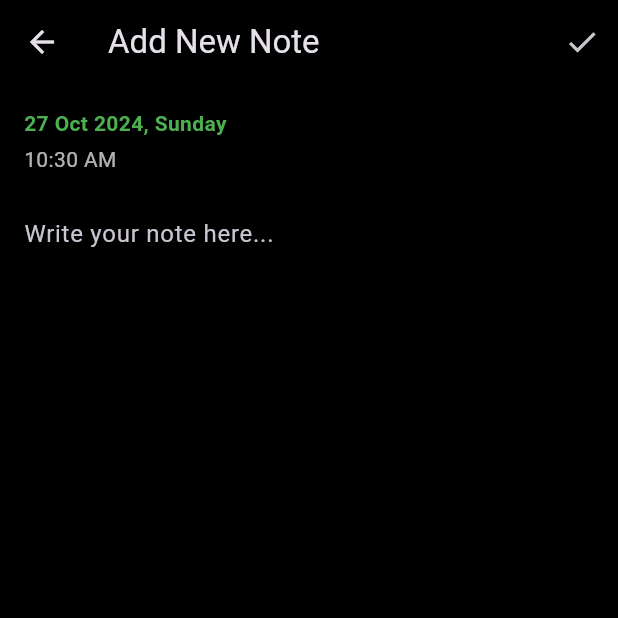
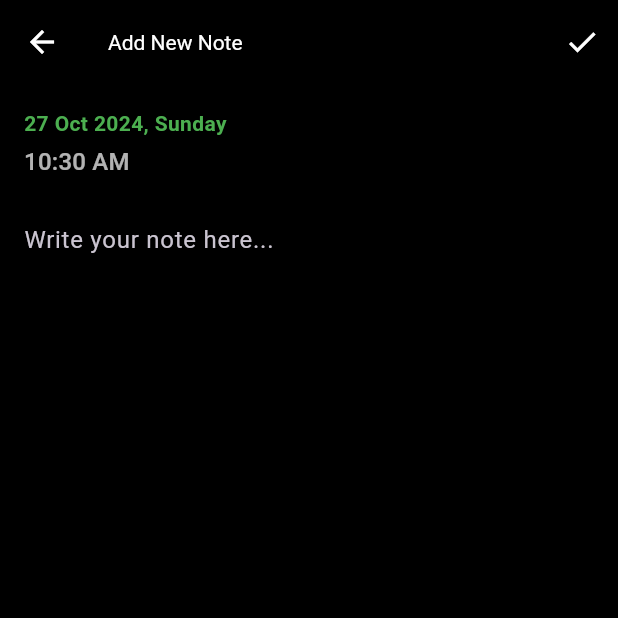
Before and after one commit to Parth-RK/dear_diary, a Flutter app: the screen it shows after launch, after a tap on the "add" icon, on a phone screen of 412 x 824 dp, the top half of it. Run offline on Flutter 3.47's test engine with Material 3 defaults, Android fonts, the phone set to English and light mode, and no system bars; missing offline and left inert: mongo_dart.

Commit message:
theme.dart now manages every color in the app

```diff
--- a/lib/config/theme.dart
+++ b/lib/config/theme.dart
@@ -1,14 +1,91 @@
+// theme.dart
 import 'package:flutter/material.dart';
+
+class AppColors {
+  // Primary colors
+  static const primaryColor = Colors.green;
+  static const primaryColorLight = Colors.white;
+  static const primaryColorDark = Colors.black;
+
+  // Text colors
+  static const primaryTextLight = Colors.white;
+  static const primaryTextDark = Colors.black;
+  static const secondaryTextLight = Colors.white70;
+  static const secondaryTextDark = Colors.black87;
+
+  // UI element colors
+  static const dividerColorLight = Color(0xFFE0E0E0);
+  static const dividerColorDark = Color(0xFF424242);
+  static const cardBackgroundLight = Colors.white;
+  static const cardBackgroundDark = Colors.black;
+
+  // Action colors
+  static const deleteColor = Colors.red;
+  static const actionButtonColor = Colors.green;
+
+  // Navigation colors
+  static const navigationSelectedLight = Colors.black;
+  static const navigationUnselectedLight = Colors.grey;
+  static const navigationSelectedDark = Colors.white;
+  static const navigationUnselectedDark = Colors.grey;
+}
 
 class AppTheme {
   static final ThemeData darkTheme = ThemeData.dark().copyWith(
-    primaryColor: Colors.black,
-    scaffoldBackgroundColor: Colors.black,
+    primaryColor: AppColors.primaryColorDark,
+    scaffoldBackgroundColor: AppColors.primaryColorDark,
     appBarTheme: const AppBarTheme(
-      backgroundColor: Colors.black,
+      backgroundColor: AppColors.primaryColorDark,
+      titleTextStyle: TextStyle(color: AppColors.primaryTextLight),
+      iconTheme: IconThemeData(color: AppColors.primaryTextLight),
     ),
     floatingActionButtonTheme: const FloatingActionButtonThemeData(
-      backgroundColor: Colors.green,
+      backgroundColor: AppColors.actionButtonColor,
+    ),
+    bottomNavigationBarTheme: const BottomNavigationBarThemeData(
+      backgroundColor: AppColors.primaryColorDark,
+      selectedItemColor: AppColors.navigationSelectedDark,
+      unselectedItemColor: AppColors.navigationUnselectedDark,
+    ),
+    textTheme: const TextTheme(
+      bodyLarge: TextStyle(color: AppColors.primaryTextLight),
+      bodyMedium: TextStyle(color: AppColors.primaryTextLight),
+      titleMedium: TextStyle(color: AppColors.secondaryTextLight),
+    ),
+    dividerTheme: const DividerThemeData(
+      color: AppColors.dividerColorDark,
+    ),
+    cardTheme: const CardTheme(
+      color: AppColors.cardBackgroundDark,
+    ),
+  );
+
+  static final ThemeData lightTheme = ThemeData.light().copyWith(
+    primaryColor: AppColors.primaryColorLight,
+    scaffoldBackgroundColor: AppColors.primaryColorLight,
+    appBarTheme: const AppBarTheme(
+      backgroundColor: AppColors.primaryColorLight,
+      titleTextStyle: TextStyle(color: AppColors.primaryTextDark),
+      iconTheme: IconThemeData(color: AppColors.primaryTextDark),
+    ),
+    floatingActionButtonTheme: const FloatingActionButtonThemeData(
+      backgroundColor: AppColors.actionButtonColor,
+    ),
+    bottomNavigationBarTheme: const BottomNavigationBarThemeData(
+      backgroundColor: AppColors.primaryColorLight,
+      selectedItemColor: AppColors.navigationSelectedLight,
+      unselectedItemColor: AppColors.navigationUnselectedLight,
+    ),
+    textTheme: const TextTheme(
+      bodyLarge: TextStyle(color: AppColors.primaryTextDark),
+      bodyMedium: TextStyle(color: AppColors.primaryTextDark),
+      titleMedium: TextStyle(color: AppColors.secondaryTextDark),
+    ),
+    dividerTheme: const DividerThemeData(
+      color: AppColors.dividerColorLight,
+    ),
+    cardTheme: const CardTheme(
+      color: AppColors.cardBackgroundLight,
     ),
   );
 }
--- a/lib/screens/editor/add_edit_note_page.dart
+++ b/lib/screens/editor/add_edit_note_page.dart
@@ -1,4 +1,5 @@
 import 'package:flutter/material.dart';
+import 'package:dear_diary/config/theme.dart';
 import 'package:intl/intl.dart';
 import 'package:dear_diary/models/journal_entry.dart';
 
@@ -57,12 +58,13 @@ class _AddOrEditNotePageState extends State<AddOrEditNotePage> {
           children: [
             Text(
               '${DateFormat('dd MMM yyyy').format(_currentDate)}, ${DateFormat('EEEE').format(_currentDate)}',
-              style: const TextStyle(color: Colors.green, fontWeight: FontWeight.bold),
+              style: const TextStyle(color: AppColors.primaryColor, fontWeight: FontWeight.bold),
+
             ),
             const SizedBox(height: 4),
             Text(
               DateFormat('hh:mm a').format(_currentDate),
-              style: const TextStyle(color: Colors.white70),
+              style: Theme.of(context).textTheme.titleMedium,
             ),
             const SizedBox(height: 16),
             TextField(
@@ -72,7 +74,7 @@ class _AddOrEditNotePageState extends State<AddOrEditNotePage> {
                 hintText: 'Write your note here...',
                 border: InputBorder.none,
               ),
-              style: const TextStyle(color: Colors.white),
+              style: Theme.of(context).textTheme.bodyLarge,
             ),
           ],
         ),
--- a/lib/screens/home/daybook_home_page.dart
+++ b/lib/screens/home/daybook_home_page.dart
@@ -1,4 +1,5 @@
 import 'package:flutter/material.dart';
+import 'package:dear_diary/config/theme.dart';
 import 'package:dear_diary/models/journal_entry.dart';
 import 'package:dear_diary/repositories/journal_repository.dart';
 import 'package:dear_diary/screens/editor/add_edit_note_page.dart';
@@ -54,14 +55,14 @@ class _DaybookHomePageState extends State<DaybookHomePage> {
   Widget build(BuildContext context) {
     return Scaffold(
       appBar: AppBar(
-        title: const Text('daybook', style: TextStyle(color: Colors.white)),
+        title: const Text('daybook'),
         actions: [
           IconButton(
-            icon: const Icon(Icons.search, color: Colors.white),
+            icon: const Icon(Icons.search),
             onPressed: () {},
           ),
           IconButton(
-            icon: const Icon(Icons.more_vert, color: Colors.white),
+            icon: const Icon(Icons.more_vert),
             onPressed: () {},
           ),
         ],
@@ -73,10 +74,10 @@ class _DaybookHomePageState extends State<DaybookHomePage> {
             key: Key(entries[index].id.toString()),
             direction: DismissDirection.endToStart,
             background: Container(
-              color: Colors.red,
+              color: AppColors.deleteColor,
               alignment: Alignment.centerRight,
               padding: const EdgeInsets.symmetric(horizontal: 20),
-              child: const Icon(Icons.delete, color: Colors.white),
+              child: Icon(Icons.delete, color: Theme.of(context).colorScheme.onError),
             ),
             onDismissed: (direction) {
               if (entries[index].id != null) {
@@ -102,10 +103,11 @@ class _DaybookHomePageState extends State<DaybookHomePage> {
           );
         },
       ),
-      bottomNavigationBar: BottomNavigationBar(
-        backgroundColor: Colors.black,
-        unselectedItemColor: Colors.grey,
-        selectedItemColor: Colors.white,
+      bottomNavigationBar: Theme(
+      data: Theme.of(context).copyWith(
+        bottomNavigationBarTheme: Theme.of(context).bottomNavigationBarTheme,
+      ),
+      child: BottomNavigationBar(
         items: const [
           BottomNavigationBarItem(
             icon: Icon(Icons.book),
@@ -121,6 +123,7 @@ class _DaybookHomePageState extends State<DaybookHomePage> {
           ),
         ],
       ),
+    ),
       floatingActionButton: FloatingActionButton(
         child: const Icon(Icons.add),
         onPressed: () async {
--- a/lib/screens/home/widgets/journal_entry_card.dart
+++ b/lib/screens/home/widgets/journal_entry_card.dart
@@ -1,4 +1,5 @@
 import 'package:flutter/material.dart';
+import 'package:dear_diary/config/theme.dart';
 import 'package:intl/intl.dart';
 import 'package:dear_diary/models/journal_entry.dart';
 
@@ -23,17 +24,17 @@ class JournalEntryCard extends StatelessWidget {
           children: [
             Text(
               '${DateFormat('dd MMM').format(entry.date).toUpperCase()} ${entry.date.year}, ${DateFormat('EEEE').format(entry.date)}',
-              style: const TextStyle(color: Colors.green, fontWeight: FontWeight.bold),
+              style: const TextStyle(color: AppColors.primaryColor, fontWeight: FontWeight.bold),
             ),
             const SizedBox(height: 4),
             Text(
               DateFormat('hh:mm a').format(entry.date),
-              style: const TextStyle(color: Colors.white70),
+              style: Theme.of(context).textTheme.titleMedium,
             ),
             const SizedBox(height: 8),
             Text(
               entry.content,
-              style: const TextStyle(color: Colors.white),
+              style: Theme.of(context).textTheme.bodyLarge,
               maxLines: 2,
               overflow: TextOverflow.ellipsis,
             ),
@@ -49,7 +50,7 @@ class JournalEntryCard extends StatelessWidget {
                 ),
               ),
             ],
-            Divider(color: Colors.grey[800]),
+            const Divider(),
           ],
         ),
       ),
```
